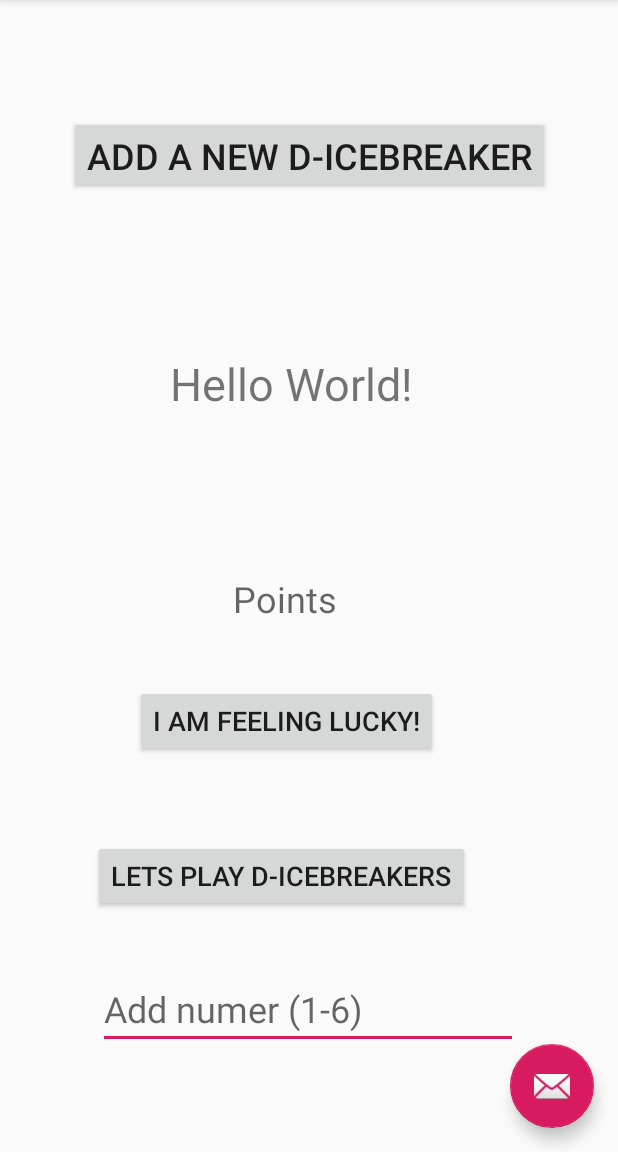
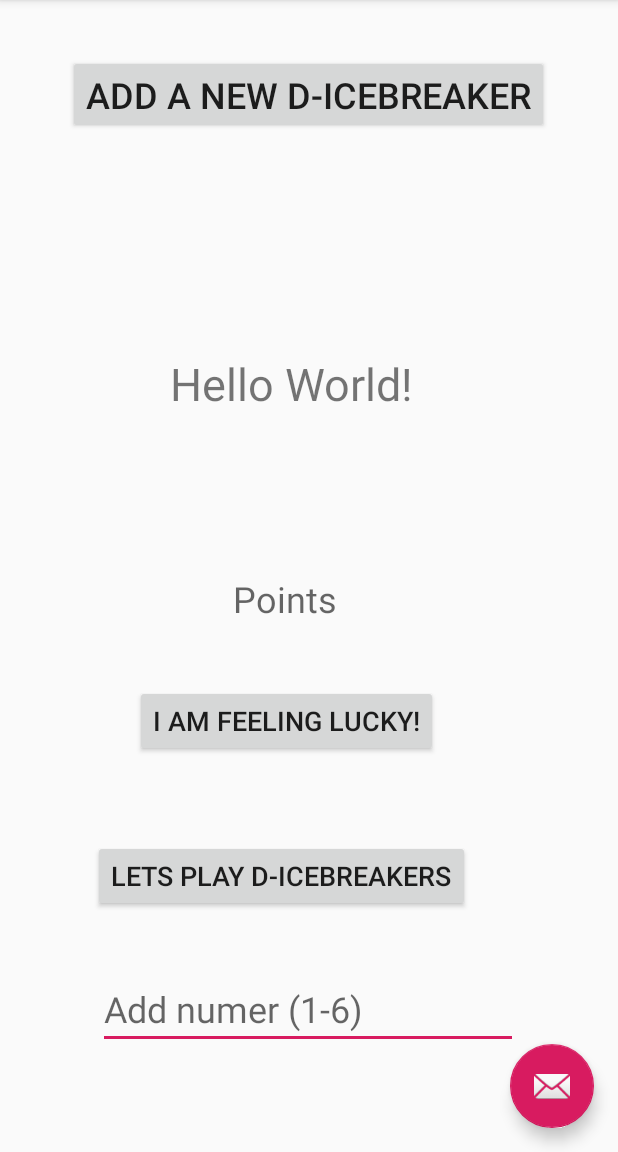
Before and after one commit to Taran2/DiceRoller2, an Android app: the screen it shows after launch (MainActivity), on a phone screen of 412 x 824 dp, the part 84-1236 px from its top. Run offline under Robolectric (Android 15) with nearby library versions, the phone set to English and light mode, and no system bars.

Commit message:
(bonus)Level 4.5: Add another button 'Add a new D-icebreaker'.

```diff
--- a/app/src/main/res/layout/content_main.xml
+++ b/app/src/main/res/layout/content_main.xml
@@ -88,8 +88,9 @@
         android:textSize="24sp"
         app:layout_constraintBottom_toBottomOf="parent"
         app:layout_constraintEnd_toEndOf="parent"
+        app:layout_constraintHorizontal_bias="0.494"
         app:layout_constraintStart_toStartOf="parent"
         app:layout_constraintTop_toTopOf="parent"
-        app:layout_constraintVertical_bias="0.108" />
+        app:layout_constraintVertical_bias="0.051" />
 
 </androidx.constraintlayout.widget.ConstraintLayout>
```
